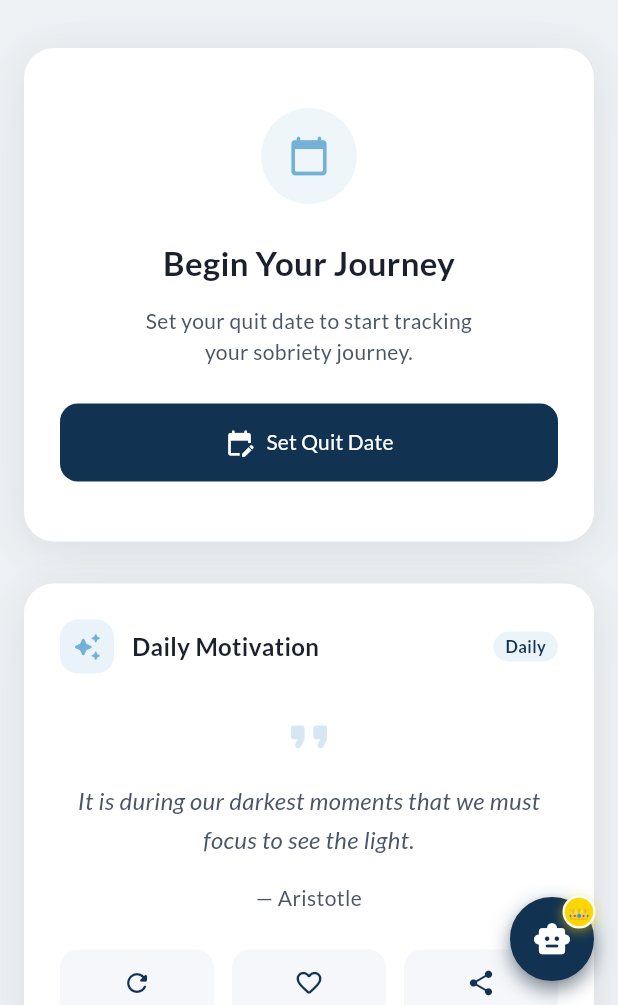
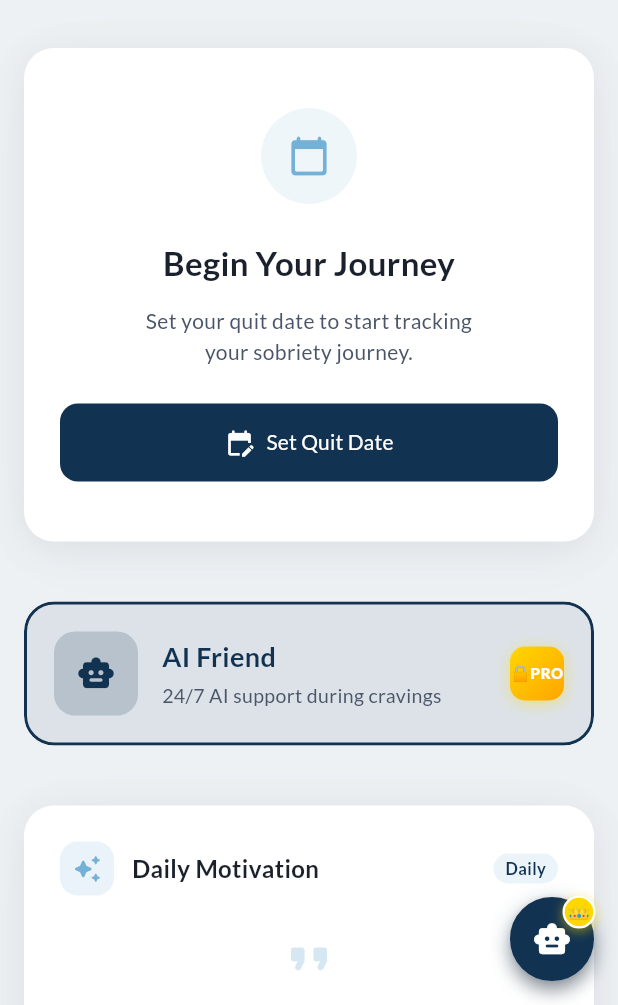
Before and after one commit to usama923-source/Sobriety-Counter, a Flutter app: the HomeScreen screen opened directly, on a phone screen of 412 x 824 dp, the part 231-1236 px from its top. Run offline on Flutter 3.47's test engine with Material 3 defaults, Android fonts, the phone set to English and light mode, and no system bars; our stand-ins replace cloud_firestore, firebase_analytics, firebase_core, flutter_local_notifications, flutter_riverpod, flutter_timezone and 3 more; accounts and stored records are empty.

Commit message:
home order and check-in spacing
Surface each Pro teaser next to its related card (AI Friend after the sobriety
counter, Memory Game after Craving Help, Weight Tracker after Guided Breathing)
and use one spacing token between cards, so the home screen reads as a
continuous journey. Give the check-in stats even spacing that shrinks instead
of overflowing on narrow screens.

Generated with Codebuff 🤖
Co-Authored-By: Codebuff <noreply@codebuff.com>

```diff
--- a/lib/screens/home_screen.dart
+++ b/lib/screens/home_screen.dart
@@ -649,7 +649,16 @@ return Scaffold(
                       ),
                     ),
                   ),
-                  const SizedBox(height: AppConstants.spacingSm),
+                  const SizedBox(height: AppConstants.spacingLg),
+
+                  // AI Friend (Pro) — right after the sobriety card.
+                  _buildProTeaserCard(
+                    icon: Icons.smart_toy_rounded,
+                    title: 'AI Friend',
+                    subtitle: '24/7 AI support during cravings',
+                    onTap: () => _navigateToPro(const AIChatScreen()),
+                  ),
+                  const SizedBox(height: AppConstants.spacingLg),
 
                   RepaintBoundary(
                     child: _AnimatedCardWrapper(
@@ -679,15 +688,7 @@ return Scaffold(
                   ),
                   const SizedBox(height: AppConstants.spacingLg),
 
-                  // ── Locked Pro teaser cards ─────────────────────────
-                  _buildProTeaserCard(
-                    icon: Icons.smart_toy_rounded,
-                    title: 'AI Friend',
-                    subtitle: '24/7 AI support during cravings',
-                    onTap: () => _navigateToPro(const AIChatScreen()),
-                  ),
-                  const SizedBox(height: AppConstants.spacingLg),
-
+                  // Memory Game (Pro) — right after Craving Help.
                   _buildProTeaserCard(
                     icon: Icons.psychology_rounded,
                     title: 'Memory Game',
@@ -695,16 +696,6 @@ return Scaffold(
                     onTap: () => _navigateToPro(const MemoryGameScreen()),
                   ),
                   const SizedBox(height: AppConstants.spacingLg),
-
-                  _buildProTeaserCard(
-                    icon: Icons.monitor_weight_rounded,
-                    title: 'Weight Tracker',
-                    subtitle: 'Track your body transformation',
-                    onTap: () => _navigateToPro(const WeightTrackerScreen()),
-                  ),
-                  const SizedBox(height: AppConstants.spacingLg),
-
-                  // ── End Pro teaser cards ────────────────────────────
 
                   RepaintBoundary(
                     child: _AnimatedCardWrapper(
@@ -724,6 +715,15 @@ return Scaffold(
                       index: 9,
                       child: const GuidedBreathingCard(),
                     ),
+                  ),
+                  const SizedBox(height: AppConstants.spacingLg),
+
+                  // Weight Tracker (Pro) — right after Guided Breathing.
+                  _buildProTeaserCard(
+                    icon: Icons.monitor_weight_rounded,
+                    title: 'Weight Tracker',
+                    subtitle: 'Track your body transformation',
+                    onTap: () => _navigateToPro(const WeightTrackerScreen()),
                   ),
                   const SizedBox(height: AppConstants.spacingLg),
 
--- a/lib/widgets/daily_checkin_card.dart
+++ b/lib/widgets/daily_checkin_card.dart
@@ -145,8 +145,10 @@ class DailyCheckinCard extends ConsumerWidget {
 
           const SizedBox(height: AppConstants.spacingLg),
 
-          // Stats row
+          // Stats row — even spacing, each stat flexes so narrow screens
+          // shrink rather than overflow.
           Row(
+            mainAxisAlignment: MainAxisAlignment.spaceEvenly,
             children: [
               _MiniStat(
                 value: '${service.successPercentage}%',
@@ -155,6 +157,7 @@ class DailyCheckinCard extends ConsumerWidget {
                 color: context.successText,
                 isDark: isDark,
               ),
+              const SizedBox(width: AppConstants.spacingSm),
               _MiniStat(
                 value: '${service.currentStreak}',
                 label: 'Current Streak',
@@ -162,6 +165,7 @@ class DailyCheckinCard extends ConsumerWidget {
                 color: context.primary,
                 isDark: isDark,
               ),
+              const SizedBox(width: AppConstants.spacingSm),
               _MiniStat(
                 value: '${service.longestStreak}',
                 label: 'Longest Streak',
```
